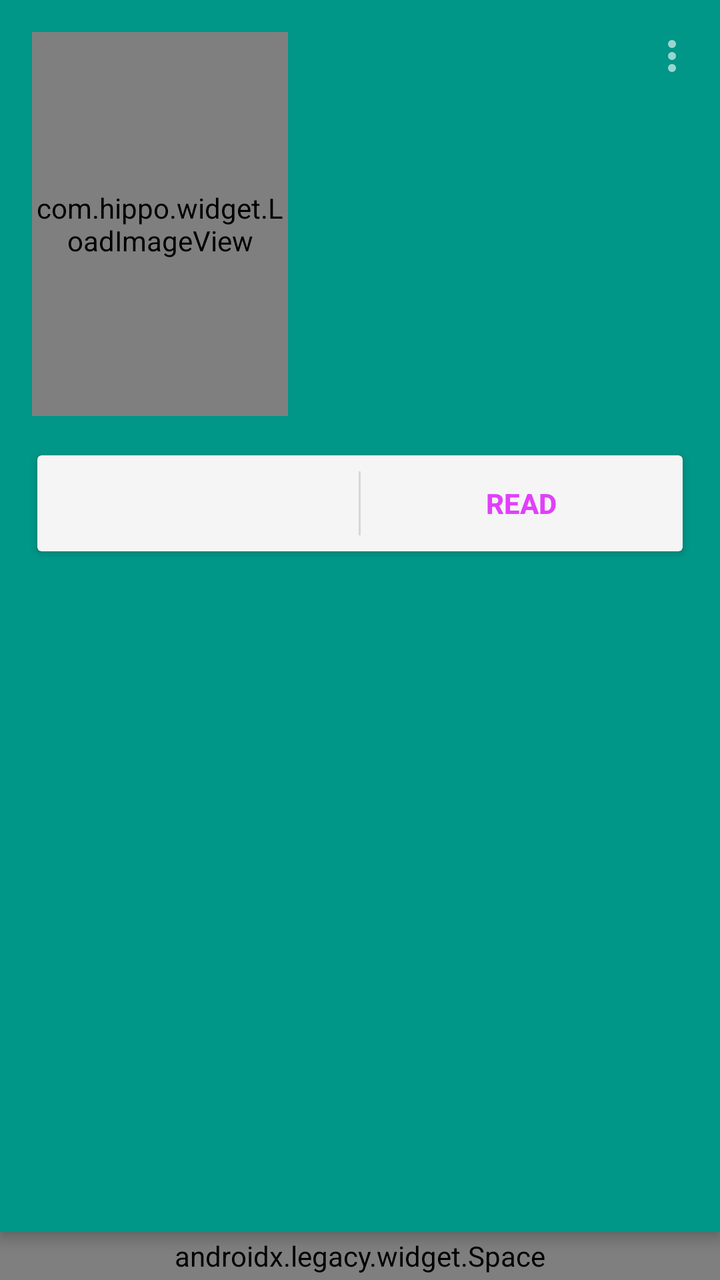
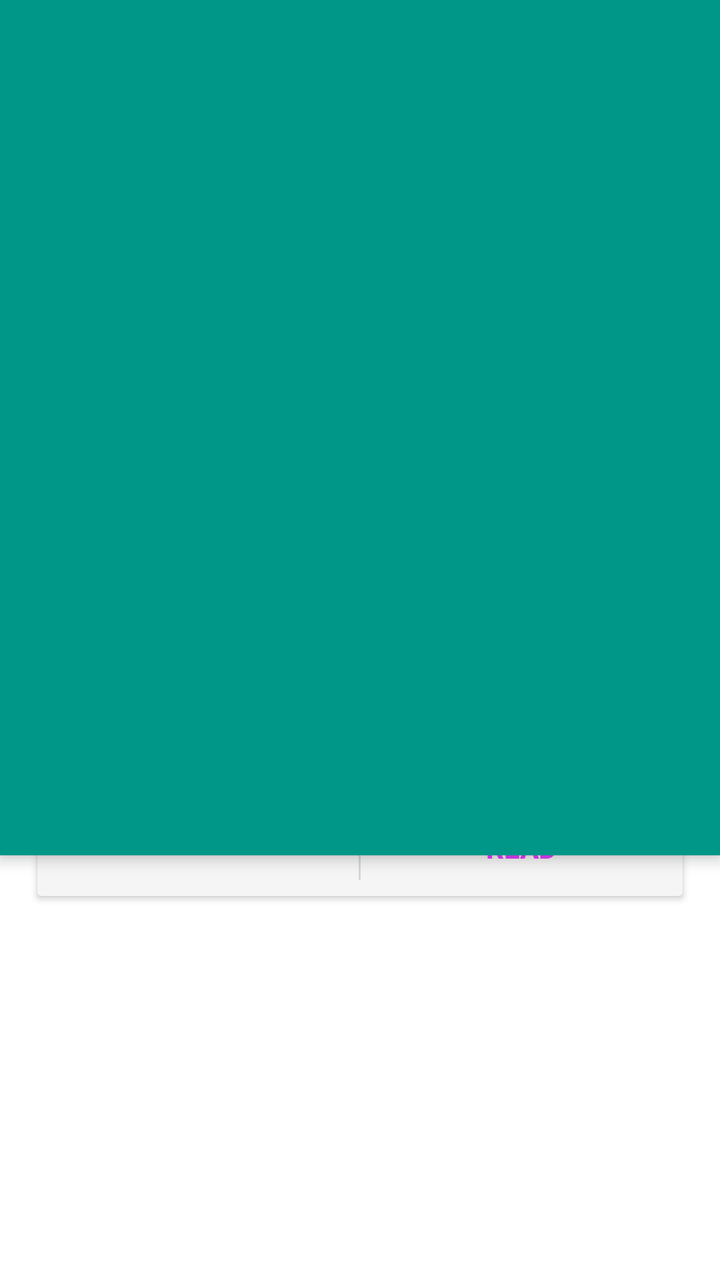

Compare the two renders of this Android layout. The source of the first and the diff that turns it into the second are given below.
<!-- AndroidManifest.xml: application theme AppTheme -->
<!-- res/layout/gallery_detail_header.xml -->
<?xml version="1.0" encoding="utf-8"?>
<FrameLayout xmlns:android="http://schemas.android.com/apk/res/android"
    android:id="@+id/header"
    android:layout_width="match_parent"
    android:layout_height="wrap_content">

    <LinearLayout
        android:layout_width="match_parent"
        android:layout_height="match_parent"
        android:orientation="vertical">

        <View
            android:id="@+id/color_bg"
            android:layout_width="match_parent"
            android:layout_height="0dp"
            android:layout_weight="1"
            android:background="?attr/galleryDetailHeaderBackgroundColor"
            android:elevation="4dp" />

        <androidx.legacy.widget.Space
            android:layout_width="match_parent"
            android:layout_height="24dp" />

    </LinearLayout>

    <LinearLayout
        android:layout_width="match_parent"
        android:layout_height="wrap_content"
        android:orientation="vertical">

        <RelativeLayout
            android:id="@+id/view_head"
            android:layout_width="match_parent"
            android:layout_height="wrap_content"
            android:background="@android:color/transparent">


            <com.hippo.widget.LoadImageView
                android:id="@+id/thumb"
                android:layout_width="@dimen/gallery_detail_thumb_width"
                android:layout_height="@dimen/gallery_detail_thumb_height"
                android:layout_alignWithParentIfMissing="true"
                android:layout_alignParentStart="true"
                android:layout_marginStart="@dimen/keyline_margin"
                android:layout_marginTop="@dimen/keyline_margin"
                android:layout_marginBottom="@dimen/keyline_margin"
                android:scaleType="fitCenter" />

            <TextView
                android:id="@+id/title"
                android:layout_width="wrap_content"
                android:layout_height="wrap_content"
                android:layout_alignTop="@id/thumb"
                android:layout_marginLeft="@dimen/keyline_margin"
                android:layout_toEndOf="@id/thumb"
                android:layout_toStartOf="@id/other_actions"
                android:ellipsize="end"
                android:maxLines="5"
                android:textColor="@android:color/white"
                android:textSize="@dimen/text_little_large" />

            <TextView
                android:id="@+id/uploader"
                android:layout_width="wrap_content"
                android:layout_height="wrap_content"
                android:layout_below="@id/title"
                android:layout_alignStart="@id/title"
                android:layout_marginTop="8dp"
                android:layout_marginEnd="@dimen/keyline_margin"
                android:background="?selectableItemBackgroundBorderless"
                android:ellipsize="end"
                android:singleLine="true"
                android:textColor="@android:color/white"
                android:textSize="@dimen/text_little_small" />


            <ImageView xmlns:app="http://schemas.android.com/apk/res-auto"
                android:id="@+id/other_actions"
                android:layout_width="48dp"
                android:layout_height="56dp"
                android:layout_alignParentTop="true"
                android:layout_alignParentEnd="true"
                android:background="?selectableItemBackgroundBorderless"
                android:clickable="true"
                android:focusable="true"
                android:paddingLeft="12dp"
                android:paddingTop="16dp"
                android:paddingRight="12dp"
                android:paddingBottom="16dp"
                app:srcCompat="@drawable/v_dots_vertical_secondary_dark_x24" />

        </RelativeLayout>

        <LinearLayout
            android:layout_width="match_parent"
            android:layout_height="wrap_content"
            android:gravity="center"
            android:orientation="vertical">

            <com.hippo.ehviewer.widget.ArchiverDownloadProgress
                android:id="@+id/archiver_download_progress"
                android:visibility="gone"
                android:layout_width="match_parent"
                android:layout_height="wrap_content" />

            <TextView
                android:id="@+id/new_version"
                style="@style/ButtonNewVersion"
                android:layout_width="wrap_content"
                android:layout_height="wrap_content"
                android:layout_marginLeft="@dimen/keyline_margin"
                android:layout_marginRight="@dimen/keyline_margin"
                android:clickable="true"
                android:focusable="true"
                android:text="@string/have_new_version"
                android:textColor="?attr/textColorThemePrimary2"
                android:visibility="gone" />

            <com.google.android.material.card.MaterialCardView xmlns:app="http://schemas.android.com/apk/res-auto"
                android:id="@+id/action_card"
                style="@style/CardView.Normal"
                android:layout_width="match_parent"
                android:layout_height="wrap_content"
                android:layout_marginLeft="@dimen/keyline_margin"
                android:layout_marginRight="@dimen/keyline_margin"
                app:cardUseCompatPadding="true">

                <LinearLayout
                    android:layout_width="match_parent"
                    android:layout_height="wrap_content"
                    android:orientation="horizontal">

                    <TextView
                        android:id="@+id/download"
                        style="@style/ButtonInCard"
                        android:layout_width="0dp"
                        android:layout_height="wrap_content"
                        android:layout_weight="1"
                        android:background="?selectableItemBackgroundBorderless"
                        android:clickable="true"
                        android:focusable="true"
                        android:textColor="?attr/textColorThemePrimary" />

                    <View
                        android:layout_width="1dp"
                        android:layout_height="match_parent"
                        android:layout_marginTop="8dp"
                        android:layout_marginBottom="8dp"
                        android:background="?attr/dividerColor" />

                    <TextView
                        android:id="@+id/read"
                        style="@style/ButtonInCard"
                        android:layout_width="0dp"
                        android:layout_height="wrap_content"
                        android:layout_weight="1"
                        android:background="?selectableItemBackgroundBorderless"
                        android:clickable="true"
                        android:focusable="true"
                        android:text="@string/read"
                        android:textColor="?attr/textColorThemeAccent" />


                </LinearLayout>

            </com.google.android.material.card.MaterialCardView>

        </LinearLayout>

    </LinearLayout>
</FrameLayout>
<!-- resources referenced by this layout -->
<resources>
  <dimen name="gallery_detail_thumb_height">192dp</dimen>
  <dimen name="gallery_detail_thumb_width">128dp</dimen>
  <dimen name="keyline_margin">16dp</dimen>
  <dimen name="text_little_large">20sp</dimen>
  <dimen name="text_little_small">16sp</dimen>
  <!-- drawable v_dots_vertical_secondary_dark_x24 (drawable) -->
  <?xml version="1.0" encoding="utf-8"?>
  <vector
      xmlns:android="http://schemas.android.com/apk/res/android"
      android:width="24dp"
      android:height="24dp"
      android:viewportWidth="24"
      android:viewportHeight="24">
  
      <path
          android:pathData="@string/pd_dots_vertical"
          android:fillColor="@color/secondary_drawable_dark"/>
  
  </vector>
  <string name="have_new_version">Click to see new gallery version</string>
  <string name="read">Read</string>
  <style name="CardView.Normal">
          <item name="cardCornerRadius">2dp</item>
          <item name="cardUseCompatPadding">true</item>
          <item name="cardElevation">2dp</item>
          <item name="cardMaxElevation">2dp</item>
          <item name="cardPreventCornerOverlap">true</item>
          <item name="cardBackgroundColor">?attr/contentColorPrimary</item>
          <item name="contentPadding">0dp</item>
      </style>
  <style name="AppTheme" parent="BaseTheme">
          <item name="android:windowBackground">@color/white</item>
      </style>
  <string name="pd_dots_vertical" translatable="false">M12,16A2,2 0 0,1 14,18A2,2 0 0,1 12,20A2,2 0 0,1 10,18A2,2 0 0,1 12,16M12,10A2,2 0 0,1 14,12A2,2 0 0,1 12,14A2,2 0 0,1 10,12A2,2 0 0,1 12,10M12,4A2,2 0 0,1 14,6A2,2 0 0,1 12,8A2,2 0 0,1 10,6A2,2 0 0,1 12,4Z</string>
  <color name="secondary_drawable_dark">#99ffffff</color>
  <color name="white">#ffffffff</color>
  <color name="colorPrimary">@color/teal_500</color>
  <color name="popupWindow_background_light">#ffF2F2F2</color>
  <style name="ThemeChangeButtonStyleLight" parent="@style/Widget.AppCompat.Button.Borderless.Colored">
          <item name="textColor">@color/colorAccent</item>
          <item name="backgroundColor">@color/white</item>
      </style>
  <color name="colorPrimaryDark">@color/teal_700</color>
  <color name="colorAccent">@color/purple_a200</color>
  <style name="ActionBarStyle" parent="@style/Widget.AppCompat.ActionBar.Solid">
          <item name="background">?attr/toolbarColor</item>
      </style>
  <color name="divider_light">#20000000</color>
  <color name="loading_indicator_blue">#ff1d87e4</color>
  <color name="primary_drawable_light">#8a000000</color>
  <color name="secondary_drawable_light">#42000000</color>
  <color name="content_light">@color/grey_100</color>
  <color name="progress_light">@color/colorAccent</color>
  <color name="guide_bg">#e5009688</color>
  <color name="tag_group_background_light">@color/colorAccent</color>
  <color name="tag_background_light">@color/colorPrimary</color>
  <color name="gallery_detail_button_background_light">@color/grey_100</color>
  <!-- drawable preference_header_background_light (drawable) -->
  <?xml version="1.0" encoding="utf-8"?>
  <selector xmlns:android="http://schemas.android.com/apk/res/android">
  
      <item android:state_activated="true" android:drawable="@drawable/grey_200"/>
      <item android:drawable="@drawable/transparent"/>
  
  </selector>
  <!-- drawable divider_gallery_detail_light (drawable) -->
  <?xml version="1.0" encoding="utf-8"?>
  <shape
      xmlns:android="http://schemas.android.com/apk/res/android">
  
      <solid
          android:color="@color/divider_light"/>
  
      <size
          android:height="1dp"/>
  
  </shape>
  <color name="colorLimitCountBg">#ff009688</color>
  <color name="shape_color_limits">@color/teal_500</color>
  <color name="home_shadow_color">@color/grey_350</color>
  <color name="icon_color">@color/grey_100</color>
  <color name="teal_500">#ff009688</color>
  <color name="teal_700">#ff00796b</color>
  <color name="purple_a200">#ffe040fb</color>
  <color name="grey_100">#fff5f5f5</color>
  <color name="grey_350">#ffcfcfcf</color>
  <!-- unchanged entries left out for length: 3 -->
</resources>

<!-- the commit's change to res/layout/gallery_detail_header.xml (unified diff, before → after) -->
@@ -1,171 +1,159 @@
 <?xml version="1.0" encoding="utf-8"?>
-<FrameLayout xmlns:android="http://schemas.android.com/apk/res/android"
+<androidx.constraintlayout.widget.ConstraintLayout
+    xmlns:android="http://schemas.android.com/apk/res/android"
+    xmlns:app="http://schemas.android.com/apk/res-auto"
     android:id="@+id/header"
     android:layout_width="match_parent"
     android:layout_height="wrap_content">
 
-    <LinearLayout
-        android:layout_width="match_parent"
-        android:layout_height="match_parent"
-        android:orientation="vertical">
+    <View
+        android:id="@+id/color_bg"
+        android:layout_width="0dp"
+        android:layout_height="0dp"
+        android:layout_marginBottom="24dp"
+        android:background="?attr/galleryDetailHeaderBackgroundColor"
+        android:elevation="4dp"
+        app:layout_constraintBottom_toBottomOf="@id/action_card"
+        app:layout_constraintEnd_toEndOf="parent"
+        app:layout_constraintStart_toStartOf="parent"
+        app:layout_constraintTop_toTopOf="parent" />
 
-        <View
-            android:id="@+id/color_bg"
-            android:layout_width="match_parent"
-            android:layout_height="0dp"
-            android:layout_weight="1"
-            android:background="?attr/galleryDetailHeaderBackgroundColor"
-            android:elevation="4dp" />
+    <com.hippo.widget.LoadImageView
+        android:id="@+id/thumb"
+        android:layout_width="@dimen/gallery_detail_thumb_width"
+        android:layout_height="@dimen/gallery_detail_thumb_height"
+        android:layout_marginStart="@dimen/keyline_margin"
+        android:layout_marginTop="@dimen/keyline_margin"
+        android:layout_marginBottom="@dimen/keyline_margin"
+        android:scaleType="fitCenter"
+        app:layout_constraintStart_toStartOf="parent"
+        app:layout_constraintTop_toTopOf="parent" />
 
-        <androidx.legacy.widget.Space
-            android:layout_width="match_parent"
-            android:layout_height="24dp" />
+    <ImageView
+        android:id="@+id/other_actions"
+        android:layout_width="48dp"
+        android:layout_height="56dp"
+        android:background="?selectableItemBackgroundBorderless"
+        android:clickable="true"
+        android:focusable="true"
+        android:paddingLeft="12dp"
+        android:paddingTop="16dp"
+        android:paddingRight="12dp"
+        android:paddingBottom="16dp"
+        app:layout_constraintEnd_toEndOf="parent"
+        app:layout_constraintTop_toTopOf="parent"
+        app:srcCompat="@drawable/v_dots_vertical_secondary_dark_x24" />
 
-    </LinearLayout>
+    <TextView
+        android:id="@+id/title"
+        android:layout_width="0dp"
+        android:layout_height="wrap_content"
+        android:layout_marginStart="@dimen/keyline_margin"
+        android:ellipsize="end"
+        android:maxLines="5"
+        android:textColor="@android:color/white"
+        android:textSize="@dimen/text_little_large"
+        app:layout_constraintEnd_toStartOf="@id/other_actions"
+        app:layout_constraintStart_toEndOf="@id/thumb"
+        app:layout_constraintTop_toTopOf="@id/thumb" />
 
-    <LinearLayout
+    <TextView
+        android:id="@+id/uploader"
+        android:layout_width="0dp"
+        android:layout_height="wrap_content"
+        android:layout_marginTop="8dp"
+        android:layout_marginEnd="@dimen/keyline_margin"
+        android:background="?selectableItemBackgroundBorderless"
+        android:ellipsize="end"
+        android:singleLine="true"
+        android:textColor="@android:color/white"
+        android:textSize="@dimen/text_little_small"
+        app:layout_constraintEnd_toStartOf="@id/other_actions"
+        app:layout_constraintStart_toStartOf="@id/title"
+        app:layout_constraintTop_toBottomOf="@id/title" />
+
+    
+    <androidx.constraintlayout.widget.Barrier
+        android:id="@+id/view_head_bottom"
+        android:layout_width="wrap_content"
+        android:layout_height="wrap_content"
+        app:barrierDirection="bottom"
+        app:constraint_referenced_ids="thumb,uploader" />
+
+    <com.hippo.ehviewer.widget.ArchiverDownloadProgress
+        android:id="@+id/archiver_download_progress"
         android:layout_width="match_parent"
         android:layout_height="wrap_content"
-        android:orientation="vertical">
+        android:visibility="gone"
+        app:layout_constraintEnd_toEndOf="parent"
+        app:layout_constraintStart_toStartOf="parent"
+        app:layout_constraintTop_toBottomOf="@id/view_head_bottom" />
 
-        <RelativeLayout
-            android:id="@+id/view_head"
-            android:layout_width="match_parent"
-            android:layout_height="wrap_content"
-            android:background="@android:color/transparent">
+    <TextView
+        android:id="@+id/new_version"
+        style="@style/ButtonNewVersion"
+        android:layout_width="wrap_content"
+        android:layout_height="wrap_content"
+        android:layout_marginStart="@dimen/keyline_margin"
+        android:layout_marginEnd="@dimen/keyline_margin"
+        android:clickable="true"
+        android:focusable="true"
+        android:text="@string/have_new_version"
+        android:textColor="?attr/textColorThemePrimary2"
+        android:visibility="gone"
+        app:layout_constraintStart_toStartOf="parent"
+        app:layout_constraintTop_toBottomOf="@id/archiver_download_progress" />
 
-
-            <com.hippo.widget.LoadImageView
-                android:id="@+id/thumb"
-                android:layout_width="@dimen/gallery_detail_thumb_width"
-                android:layout_height="@dimen/gallery_detail_thumb_height"
-                android:layout_alignWithParentIfMissing="true"
-                android:layout_alignParentStart="true"
-                android:layout_marginStart="@dimen/keyline_margin"
-                android:layout_marginTop="@dimen/keyline_margin"
-                android:layout_marginBottom="@dimen/keyline_margin"
-                android:scaleType="fitCenter" />
-
-            <TextView
-                android:id="@+id/title"
-                android:layout_width="wrap_content"
-                android:layout_height="wrap_content"
-                android:layout_alignTop="@id/thumb"
-                android:layout_marginLeft="@dimen/keyline_margin"
-                android:layout_toEndOf="@id/thumb"
-                android:layout_toStartOf="@id/other_actions"
-                android:ellipsize="end"
-                android:maxLines="5"
-                android:textColor="@android:color/white"
-                android:textSize="@dimen/text_little_large" />
-
-            <TextView
-                android:id="@+id/uploader"
-                android:layout_width="wrap_content"
-                android:layout_height="wrap_content"
-                android:layout_below="@id/title"
-                android:layout_alignStart="@id/title"
-                android:layout_marginTop="8dp"
-                android:layout_marginEnd="@dimen/keyline_margin"
-                android:background="?selectableItemBackgroundBorderless"
-                android:ellipsize="end"
-                android:singleLine="true"
-                android:textColor="@android:color/white"
-                android:textSize="@dimen/text_little_small" />
-
-
-            <ImageView xmlns:app="http://schemas.android.com/apk/res-auto"
-                android:id="@+id/other_actions"
-                android:layout_width="48dp"
-                android:layout_height="56dp"
-                android:layout_alignParentTop="true"
-                android:layout_alignParentEnd="true"
-                android:background="?selectableItemBackgroundBorderless"
-                android:clickable="true"
-                android:focusable="true"
-                android:paddingLeft="12dp"
-                android:paddingTop="16dp"
-                android:paddingRight="12dp"
-                android:paddingBottom="16dp"
-                app:srcCompat="@drawable/v_dots_vertical_secondary_dark_x24" />
-
-        </RelativeLayout>
+    <com.google.android.material.card.MaterialCardView
+        android:id="@+id/action_card"
+        style="@style/CardView.Normal"
+        android:layout_width="0dp"
+        android:layout_height="wrap_content"
+        android:layout_marginStart="@dimen/keyline_margin"
+        android:layout_marginEnd="@dimen/keyline_margin"
+        app:cardUseCompatPadding="true"
+        app:layout_constraintBottom_toBottomOf="parent"
+        app:layout_constraintEnd_toEndOf="parent"
+        app:layout_constraintStart_toStartOf="parent"
+        app:layout_constraintTop_toBottomOf="@id/new_version">
 
         <LinearLayout
             android:layout_width="match_parent"
             android:layout_height="wrap_content"
-            android:gravity="center"
-            android:orientation="vertical">
-
-            <com.hippo.ehviewer.widget.ArchiverDownloadProgress
-                android:id="@+id/archiver_download_progress"
-                android:visibility="gone"
-                android:layout_width="match_parent"
-                android:layout_height="wrap_content" />
+            android:orientation="horizontal">
 
             <TextView
-                android:id="@+id/new_version"
-                style="@style/ButtonNewVersion"
-                android:layout_width="wrap_content"
+                android:id="@+id/download"
+                style="@style/ButtonInCard"
+                android:layout_width="0dp"
                 android:layout_height="wrap_content"
-                android:layout_marginLeft="@dimen/keyline_margin"
-                android:layout_marginRight="@dimen/keyline_margin"
+                android:layout_weight="1"
+                android:background="?selectableItemBackgroundBorderless"
                 android:clickable="true"
                 android:focusable="true"
-                android:text="@string/have_new_version"
-                android:textColor="?attr/textColorThemePrimary2"
-                android:visibility="gone" />
+                android:textColor="?attr/textColorThemePrimary" />
 
-            <com.google.android.material.card.MaterialCardView xmlns:app="http://schemas.android.com/apk/res-auto"
-                android:id="@+id/action_card"
-                style="@style/CardView.Normal"
-                android:layout_width="match_parent"
+            <View
+                android:layout_width="1dp"
+                android:layout_height="match_parent"
+                android:layout_marginTop="8dp"
+                android:layout_marginBottom="8dp"
+                android:background="?attr/dividerColor" />
+
+            <TextView
+                android:id="@+id/read"
+                style="@style/ButtonInCard"
+                android:layout_width="0dp"
                 android:layout_height="wrap_content"
-                android:layout_marginLeft="@dimen/keyline_margin"
-                android:layout_marginRight="@dimen/keyline_margin"
-                app:cardUseCompatPadding="true">
-
-                <LinearLayout
-                    android:layout_width="match_parent"
-                    android:layout_height="wrap_content"
-                    android:orientation="horizontal">
-
-                    <TextView
-                        android:id="@+id/download"
-                        style="@style/ButtonInCard"
-                        android:layout_width="0dp"
-                        android:layout_height="wrap_content"
-                        android:layout_weight="1"
-                        android:background="?selectableItemBackgroundBorderless"
-                        android:clickable="true"
-                        android:focusable="true"
-                        android:textColor="?attr/textColorThemePrimary" />
-
-                    <View
-                        android:layout_width="1dp"
-                        android:layout_height="match_parent"
-                        android:layout_marginTop="8dp"
-                        android:layout_marginBottom="8dp"
-                        android:background="?attr/dividerColor" />
-
-                    <TextView
-                        android:id="@+id/read"
-                        style="@style/ButtonInCard"
-                        android:layout_width="0dp"
-                        android:layout_height="wrap_content"
-                        android:layout_weight="1"
-                        android:background="?selectableItemBackgroundBorderless"
-                        android:clickable="true"
-                        android:focusable="true"
-                        android:text="@string/read"
-                        android:textColor="?attr/textColorThemeAccent" />
-
-
-                </LinearLayout>
-
-            </com.google.android.material.card.MaterialCardView>
+                android:layout_weight="1"
+                android:background="?selectableItemBackgroundBorderless"
+                android:clickable="true"
+                android:focusable="true"
+                android:text="@string/read"
+                android:textColor="?attr/textColorThemeAccent" />
 
         </LinearLayout>
 
-    </LinearLayout>
-</FrameLayout>
+    </com.google.android.material.card.MaterialCardView>
+
+</androidx.constraintlayout.widget.ConstraintLayout>
